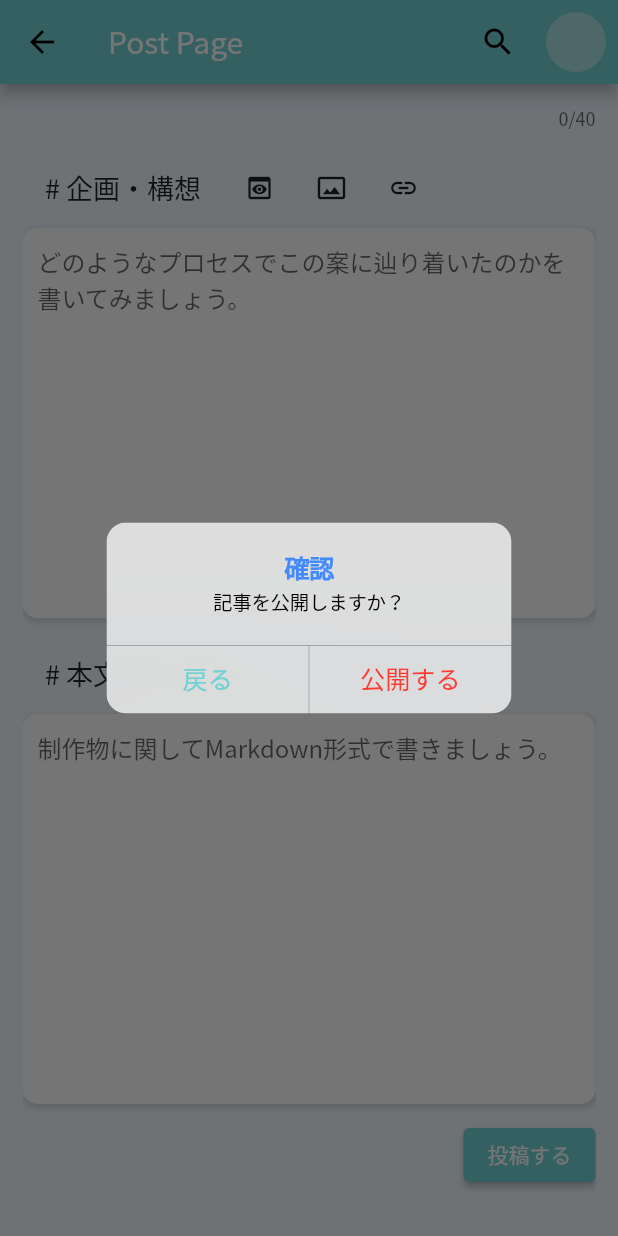
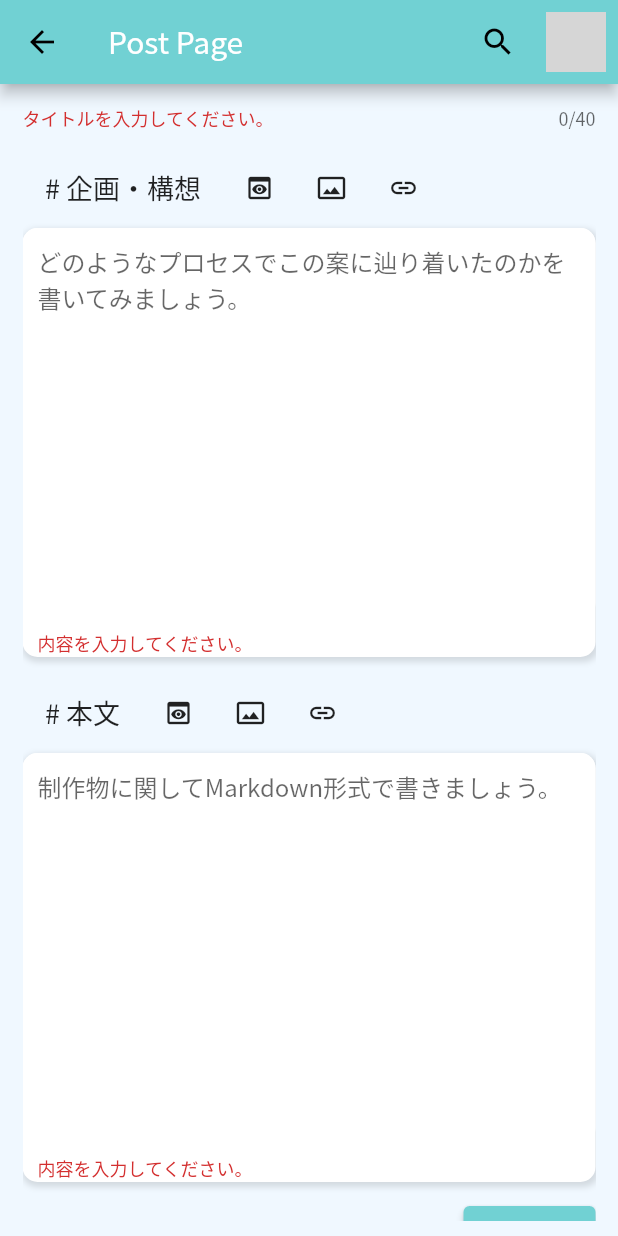
Before and after one commit to Hiroki1112/hackathon_supporterz, a Flutter app: the PostScreen screen opened by its route, scrolled down 52 dp, after a tap on "投稿する", on a phone screen of 412 x 824 dp. Run offline on Flutter 3.47's test engine with Material 2 defaults, Android fonts, the phone set to English and light mode, and no system bars; our stand-ins replace cloud_firestore, firebase_auth, firebase_core, flutter_signin_button, font_awesome_flutter, google_sign_in and 4 more; missing offline and left inert: markdown; accounts and stored records are empty; network calls fail; grey boxes are pictures that could not be loaded.

Commit message:
投稿ページのバリデーションの実装

```diff
--- a/lib/screens/post_screen/card/text_field_card.dart
+++ b/lib/screens/post_screen/card/text_field_card.dart
@@ -25,6 +25,7 @@ class TextFieldCard extends StatelessWidget {
             offset: const Offset(1, 2),
           ),
         ],
+        color: AppTheme.white,
       ),
       child: TextFormField(
         maxLines: 10,
@@ -42,6 +43,12 @@ class TextFieldCard extends StatelessWidget {
         onChanged: (val) {
           onChanged(val);
         },
+        validator: (String? val) {
+          // ここでのバリデーションは空でないことを確認するだけ
+          if (val!.isEmpty) {
+            return '内容を入力してください。';
+          }
+        },
       ),
     );
   }
--- a/lib/screens/post_screen/post_screen.dart
+++ b/lib/screens/post_screen/post_screen.dart
@@ -57,7 +57,11 @@ class _PostScreenState extends State<PostScreen> {
                       _post.setTitle = val;
                     });
                   },
-              ),
+                  validator: (String? val) {
+                    if (val!.isEmpty) {
+                      return 'タイトルを入力してください。';
+                    }
+                  }),
               const SizedBox(height: 10),
               _sectionTitle(
                 '# 企画・構想',
@@ -108,6 +112,7 @@ class _PostScreenState extends State<PostScreen> {
                 children: [
                   ElevatedButton(
                     onPressed: () async {
+                      if (_formKey.currentState!.validate()) {
                         var res = await yesNoDialog(
                             context, '確認', '記事を公開しますか？', '公開する', '戻る');
                         if (res ?? false) {
@@ -126,6 +131,7 @@ class _PostScreenState extends State<PostScreen> {
 
                           await yesDialog(context, '確認', '投稿しました！');
                           Navigator.pop(context);
+                        }
                       }
                     },
                     child: const Text(
```
Also changed, not shown: 1 other file. Lines whose indentation alone changed are shown as unchanged.
